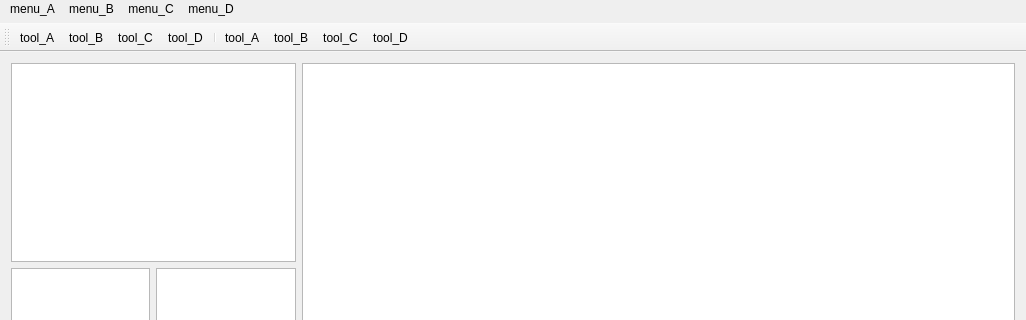
Qt form CppQt5Project/Pivot/Pivot/pivot.ui (FlysongMH/MyQtProject) before a commit; both pictures show x 0 to 1026 and y 0 to 320 of the 1026 by 600 pixel window.
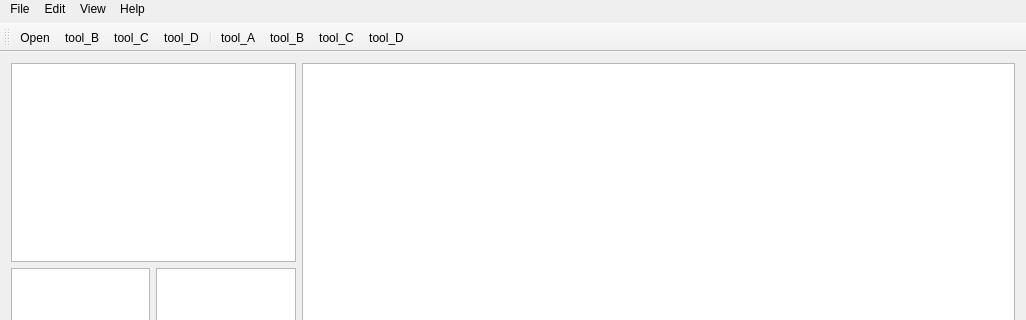
The same form after that commit.

```diff
--- a/CppQt5Project/Pivot/Pivot/pivot.ui
+++ b/CppQt5Project/Pivot/Pivot/pivot.ui
@@ -101,33 +101,33 @@
     <string notr="true">background-color: rgb(239, 239, 239);
 font: 75 9pt &quot;Microsoft YaHei UI&quot;;</string>
    </property>
-   <widget class="QMenu" name="menumenu_A">
+   <widget class="QMenu" name="menu_File">
     <property name="title">
-     <string>menu_A</string>
+     <string>File</string>
     </property>
-    <addaction name="actionmenu_A1"/>
-    <addaction name="actionmenu_A2"/>
-    <addaction name="actionmenu_A3"/>
+    <addaction name="file_Open"/>
+    <addaction name="file_Save"/>
+    <addaction name="file_Close"/>
    </widget>
-   <widget class="QMenu" name="menumenu_B">
+   <widget class="QMenu" name="menu_Edit">
     <property name="title">
-     <string>menu_B</string>
+     <string>Edit</string>
     </property>
    </widget>
-   <widget class="QMenu" name="menumenu_C">
+   <widget class="QMenu" name="menu_View">
     <property name="title">
-     <string>menu_C</string>
+     <string>View</string>
     </property>
    </widget>
-   <widget class="QMenu" name="menumenu_D">
+   <widget class="QMenu" name="menu_Help">
     <property name="title">
-     <string>menu_D</string>
+     <string>Help</string>
     </property>
    </widget>
-   <addaction name="menumenu_A"/>
-   <addaction name="menumenu_B"/>
-   <addaction name="menumenu_C"/>
-   <addaction name="menumenu_D"/>
+   <addaction name="menu_File"/>
+   <addaction name="menu_Edit"/>
+   <addaction name="menu_View"/>
+   <addaction name="menu_Help"/>
   </widget>
   <widget class="QToolBar" name="mainToolBar">
    <property name="sizePolicy">
@@ -148,7 +148,7 @@
    <attribute name="toolBarBreak">
     <bool>false</bool>
    </attribute>
-   <addaction name="actiontool_A"/>
+   <addaction name="act_Open"/>
    <addaction name="actiontool_B"/>
    <addaction name="actiontool_C"/>
    <addaction name="actiontool_D"/>
@@ -159,12 +159,12 @@
    <addaction name="actiontool_D_2"/>
   </widget>
   <widget class="QStatusBar" name="statusBar"/>
-  <action name="actiontool_A">
+  <action name="act_Open">
    <property name="text">
-    <string>tool_A</string>
+    <string>Open</string>
    </property>
    <property name="toolTip">
-    <string>tool_A</string>
+    <string>Open</string>
    </property>
   </action>
   <action name="actiontool_B">
@@ -223,19 +223,19 @@
     <string>tool_D</string>
    </property>
   </action>
-  <action name="actionmenu_A1">
+  <action name="file_Open">
    <property name="text">
-    <string>menu_A1</string>
+    <string>Open</string>
    </property>
   </action>
-  <action name="actionmenu_A2">
+  <action name="file_Save">
    <property name="text">
-    <string>menu_A2</string>
+    <string>Save</string>
    </property>
   </action>
-  <action name="actionmenu_A3">
+  <action name="file_Close">
    <property name="text">
-    <string>menu_A3</string>
+    <string>Close</string>
    </property>
   </action>
  </widget>
```
